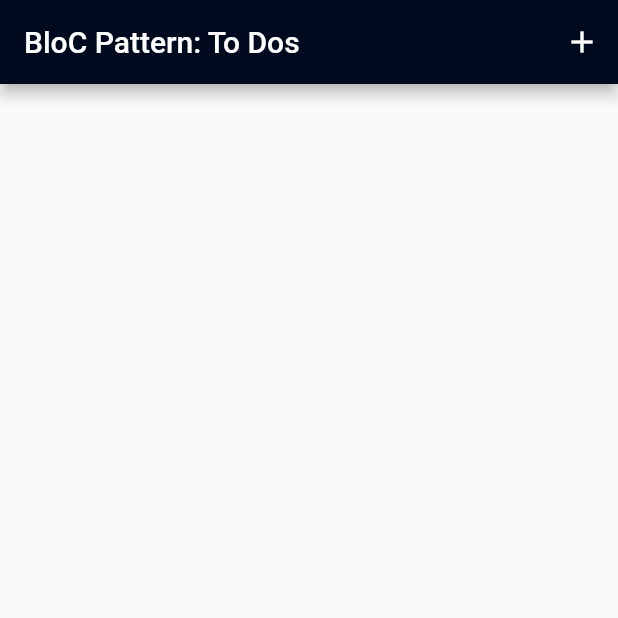
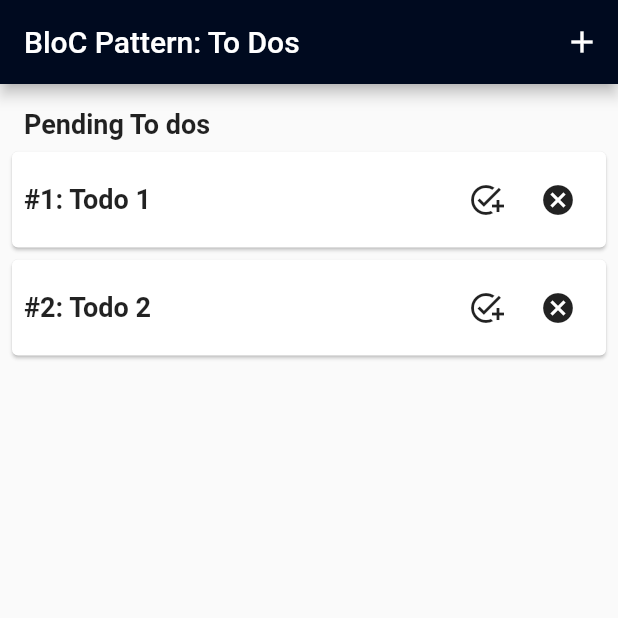
Before and after one commit to MehnArkar/todo_bloc_pattern, a Flutter app: the screen it shows after launch, on a phone screen of 412 x 824 dp, the top half of it. Run offline on Flutter 3.47's test engine with Material 2 defaults, Android fonts, the phone set to English and light mode, and no system bars; our stand-ins replace equatable, flutter_bloc.

Commit message:
on load todo

```diff
--- a/lib/blocs/todos/todos_bloc.dart
+++ b/lib/blocs/todos/todos_bloc.dart
@@ -0,0 +1,29 @@
+import 'package:flutter_bloc/flutter_bloc.dart';
+import 'package:todo_bloc_pattern/blocs/todos/todos_event.dart';
+import 'package:todo_bloc_pattern/blocs/todos/todos_state.dart';
+
+class TodosBloc extends Bloc<TodosEvent,TodosState>{
+  TodosBloc():super(TodoLoading()){
+    on<LoadTodos>(_onLoadTodos);
+    on<AddTodo>(_onAddTodo);
+    on<UpdateTodo>(_onUpdateTodo);
+    on<DeleteTodo>(_onDeleteTodo);
+  }
+
+  _onLoadTodos(LoadTodos event,Emitter<TodosState> emit){
+    emit(TodoLoaded(todos: event.todos));
+  }
+
+  _onAddTodo(AddTodo event,Emitter<TodosState> emit){
+
+  }
+  _onUpdateTodo(UpdateTodo event,Emitter<TodosState> emit){
+
+  }
+  _onDeleteTodo(DeleteTodo event,Emitter<TodosState> emit){
+
+  }
+
+
+
+}
--- a/lib/blocs/todos/todos_event.dart
+++ b/lib/blocs/todos/todos_event.dart
@@ -0,0 +1,42 @@
+import 'package:equatable/equatable.dart';
+
+import '../../models/todos_model.dart';
+
+abstract class TodosEvent extends Equatable{
+  const TodosEvent();
+
+  @override
+  List<Object> get props => [];
+}
+
+class LoadTodos extends TodosEvent{
+  final List<Todo> todos;
+  const LoadTodos({this.todos = const []});
+
+  @override
+  List<Object> get props => [todos];
+}
+
+class AddTodo extends TodosEvent{
+  final Todo todos;
+  const AddTodo({required this.todos});
+
+  @override
+  List<Object> get props => [todos];
+}
+
+class UpdateTodo extends TodosEvent{
+  final Todo todos;
+  const UpdateTodo({required this.todos});
+
+  @override
+  List<Object> get props => [todos];
+}
+
+class DeleteTodo extends TodosEvent{
+  final Todo todos;
+  const DeleteTodo({required this.todos});
+
+  @override
+  List<Object> get props => [todos];
+}
--- a/lib/main.dart
+++ b/lib/main.dart
@@ -1,6 +1,9 @@
 import 'package:flutter/material.dart';
 import 'package:flutter_bloc/flutter_bloc.dart';
+import 'package:todo_bloc_pattern/blocs/todos/todos_event.dart';
+import 'package:todo_bloc_pattern/models/models.dart';
 import '/screens/screens.dart';
+import 'blocs/todos/todos_bloc.dart';
 
 void main() {
       runApp(const MyApp());
@@ -11,7 +14,17 @@ class MyApp extends StatelessWidget {
 
   @override
   Widget build(BuildContext context) {
-    return MaterialApp(
+    return MultiBlocProvider(
+      providers: [
+        BlocProvider(create: (context)=>TodosBloc()..add(
+            LoadTodos(todos: [
+              Todo(id: '1', task: 'Todo 1', description: 'do now'),
+        Todo(id: '2', task: 'Todo 2', description: 'do now')
+            ])
+        )
+        )
+      ],
+      child:  MaterialApp(
           title: 'BloC Pattern - Todos',
           theme: ThemeData(
             primarySwatch: Colors.blue,
@@ -21,6 +34,7 @@ class MyApp extends StatelessWidget {
             ),
           ),
           home: const HomeScreen(),
+        )
     );
   }
 }
--- a/lib/screens/home_screen.dart
+++ b/lib/screens/home_screen.dart
@@ -1,5 +1,7 @@
 import 'package:flutter/material.dart';
 import 'package:flutter_bloc/flutter_bloc.dart';
+import 'package:todo_bloc_pattern/blocs/todos/todos_bloc.dart';
+import 'package:todo_bloc_pattern/blocs/todos/todos_state.dart';
 import '/models/models.dart';
 import '/screens/screens.dart';
 
@@ -25,14 +27,36 @@ class HomeScreen extends StatelessWidget {
           ),
         ],
       ),
-      body: Padding(
+      body: BlocBuilder<TodosBloc,TodosState>(
+        builder: (context,state) {
+          if(state is TodoLoading){
+            return const Center(child: CircularProgressIndicator(),);
+          }
+
+          if(state is TodoLoaded) {
+            return Padding(
               padding: const EdgeInsets.all(8.0),
               child: Column(
                 crossAxisAlignment: CrossAxisAlignment.start,
                 children: [
+                  Container(
+                    padding: const EdgeInsets.all(8.0),
+                    child: const Text('Pending To dos',style: TextStyle(fontSize: 18,fontWeight: FontWeight.bold),),
+                  ),
+                  ListView.builder(
+                      shrinkWrap: true,
+                      itemCount: state.todos.length,
+                      itemBuilder: (context,index){
+                        return _todosCard(context, state.todos[index]);
+                      })
                 ],
               ),
-            )
+            );
+          }else{
+            return Center(child: Text('Somethings went wrong'),);
+          }
+        }
+      )
     );
   }
 
```
Lines whose indentation alone changed are shown as unchanged.
